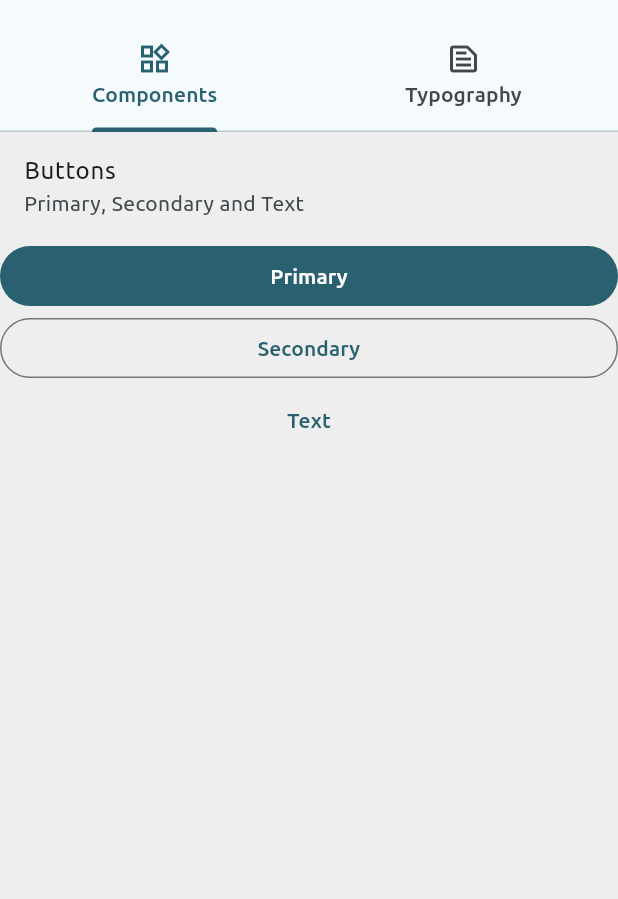
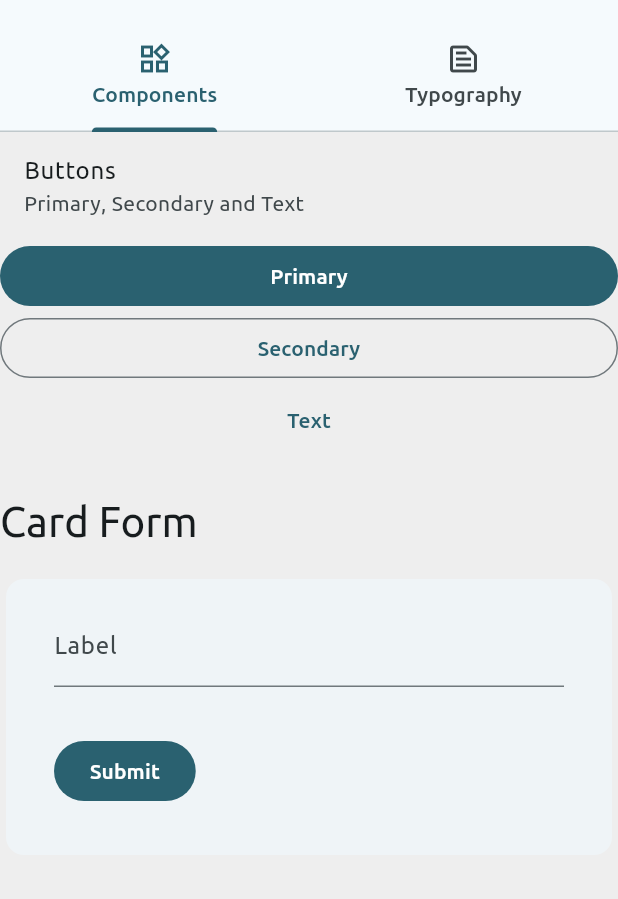
Before and after one commit to marceloreis13/beebee, a Flutter app: the StoryBook screen opened directly, on a phone screen of 412 x 824 dp, the part 63-962 px from its top. Run offline on Flutter 3.47's test engine with Material 2 defaults, Android fonts, the phone set to English and light mode, and no system bars; our stand-ins replace auto_size_text, currency_text_input_formatter, device_info_plus, dio, firebase_core, firebase_crashlytics and 8 more; missing offline and left inert: flutter_fgbg, flutter_udid, rate_my_app; accounts and stored records are empty; network calls fail; project files that could hold a hidden picture were left out.

Commit message:
feat: add CardForm widget

```diff
--- a/package/storybook/lib/storybook.dart
+++ b/package/storybook/lib/storybook.dart
@@ -9,6 +9,7 @@ import 'material_example/home.dart';
 part 'widgets/buttons/button.primary.dart';
 part 'widgets/buttons/button.secondary.dart';
 part 'widgets/buttons/button.text.dart';
+part 'widgets/cards/card.form.dart';
 
 class StoryBook extends StatefulWidget {
   const StoryBook({super.key});
@@ -73,6 +74,23 @@ class _StoryBookState extends State<StoryBook> with TickerProviderStateMixin {
                 child: const Text('Text'),
                 onPressed: () {},
               ),
+              CardForm(
+                isOutside: true,
+                title: 'Card Form',
+                buttonPrimary: ButtonPrimary(
+                  onPressed: () {},
+                  child: const Text('Submit'),
+                ),
+                child: const Column(
+                  children: [
+                    TextField(
+                      decoration: InputDecoration(
+                        labelText: 'Label',
+                      ),
+                    ),
+                  ],
+                ),
+              )
             ],
           ),
           // Typography Tab
--- /dev/null
+++ b/package/storybook/lib/widgets/cards/card.form.dart
@@ -0,0 +1,97 @@
+part of storybook;
+
+const smallPadding = 16.0;
+const mediumPadding = 32.0;
+const smallSpacing = 10.0;
+const double widthConstraint = 450;
+
+class CardForm extends StatefulWidget {
+  const CardForm({
+    super.key,
+    required this.child,
+    required this.title,
+    this.buttonPrimary,
+    this.isOutside = false,
+  });
+
+  final String title;
+  final Widget child;
+  final bool? isOutside;
+  final ButtonPrimary? buttonPrimary;
+
+  @override
+  State<CardForm> createState() => _CardFormState();
+}
+
+class _CardFormState extends State<CardForm> {
+  final focusNode = FocusNode();
+
+  @override
+  Widget build(BuildContext context) {
+    return RepaintBoundary(
+      child: Padding(
+        padding: const EdgeInsets.symmetric(vertical: smallSpacing),
+        child: Column(
+          crossAxisAlignment: CrossAxisAlignment.start,
+          children: [
+            Visibility(
+              visible: widget.isOutside!,
+              child: title(context),
+            ),
+            ConstrainedBox(
+              constraints:
+                  const BoxConstraints.tightFor(width: widthConstraint),
+              // Tapping within the a component card should request focus for that component's children.
+              child: Focus(
+                focusNode: focusNode,
+                canRequestFocus: true,
+                child: GestureDetector(
+                  onTapDown: (_) {
+                    focusNode.requestFocus();
+                  },
+                  behavior: HitTestBehavior.opaque,
+                  child: Card(
+                    elevation: 0,
+                    shape: const RoundedRectangleBorder(
+                      borderRadius: BorderRadius.all(Radius.circular(12)),
+                    ),
+                    child: Padding(
+                        padding: const EdgeInsets.fromLTRB(mediumPadding,
+                            smallPadding, mediumPadding, mediumPadding),
+                        child: Column(
+                          crossAxisAlignment: CrossAxisAlignment.start,
+                          children: [
+                            Visibility(
+                              visible: !widget.isOutside!,
+                              child: title(context),
+                            ),
+                            widget.child,
+                            if (widget.buttonPrimary != null)
+                              Padding(
+                                padding:
+                                    const EdgeInsets.only(top: mediumPadding),
+                                child: widget.buttonPrimary,
+                              ),
+                          ],
+                        )),
+                  ),
+                ),
+              ),
+            ),
+          ],
+        ),
+      ),
+    );
+  }
+
+  Widget title(BuildContext context) {
+    return Padding(
+      padding: const EdgeInsets.symmetric(vertical: smallPadding),
+      child: Text(
+        widget.title,
+        style: Theme.of(context).textTheme.headlineMedium,
+        textAlign: TextAlign.left,
+      ),
+    );
+  }
+}
```
